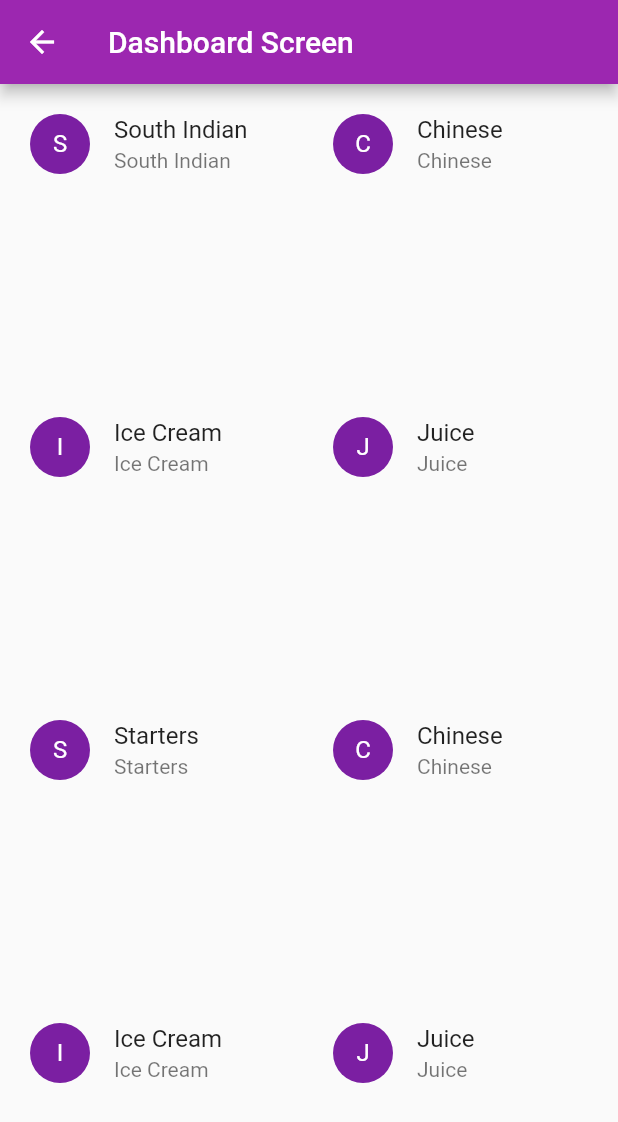
After one commit to AthiraSasitharan/Flutter_LetsBegin, a Flutter app: the DashBoardScreen screen opened directly, on a phone screen of 412 x 824 dp. The commit adds this screen. Shown: the top 1122 px of the screen. Run offline on Flutter 3.47's test engine with Material 2 defaults, Android fonts, the phone set to English and light mode, and no system bars.

Commit message:
Added functionality to launch dashboard screen from login

```diff
--- /dev/null
+++ b/lib/DashBoardScreen.dart
@@ -0,0 +1,51 @@
+import 'package:flutter/material.dart';
+import 'package:flutter_lets_begin/DataProvider.dart';
+import 'package:flutter_lets_begin/Res.dart';
+import 'package:flutter_lets_begin/models.dart';
+
+class DashBoardScreen extends StatelessWidget {
+  @override
+  Widget build(BuildContext context) {
+    return Scaffold(
+      appBar: AppBar(
+        title: Text(
+          Strings.titleDashboard,
+        ),
+      ),
+      body: createView(),
+    );
+  }
+}
+
+class createView extends StatelessWidget {
+  var list = List<MainItems>();
+
+  @override
+  Widget build(BuildContext context) {
+    list = getMainItemsList();
+    return Container(
+      padding: EdgeInsets.all(4),
+      child: GridView.builder(
+        gridDelegate: SliverGridDelegateWithFixedCrossAxisCount(
+          crossAxisCount: 2,
+        ),
+        itemBuilder: (context, index) => PlanentItem(list[index]),
+        itemCount: list.length,
+      ),
+    );
+  }
+}
+
+class PlanentItem extends StatelessWidget {
+  final MainItems item;
+
+  PlanentItem(this.item);
+
+  @override
+  Widget build(BuildContext context) {
+    return ListTile(
+        leading: CircleAvatar(child: Text(item.name[0])),
+        title: Text(item.name),
+        subtitle: Text(item.name));
+  }
+}
--- /dev/null
+++ b/lib/DataProvider.dart
@@ -0,0 +1,22 @@
+import 'package:flutter_lets_begin/models.dart';
+
+List getMainItemsList() {
+  var list = List<MainItems>();
+  MainItems message = MainItems(
+    name: "South Indian",
+  );
+  list.add(message);
+  list.add(MainItems(name: "Chinese"));
+  list.add(MainItems(name: "Ice Cream"));
+  list.add(MainItems(name: "Juice"));
+  list.add(MainItems(name: "Starters"));
+  list.add(MainItems(name: "Chinese"));
+  list.add(MainItems(name: "Ice Cream"));
+  list.add(MainItems(name: "Juice"));
+  list.add(MainItems(name: "Starters"));
+  list.add(MainItems(name: "Chinese"));
+  list.add(MainItems(name: "Ice Cream"));
+  list.add(MainItems(name: "Juice"));
+  list.add(MainItems(name: "Starters"));
+  return list;
+}
--- a/lib/LoginScreen.dart
+++ b/lib/LoginScreen.dart
@@ -1,4 +1,5 @@
 import 'package:flutter/material.dart';
+import 'package:flutter_lets_begin/DashBoardScreen.dart';
 import 'package:flutter_lets_begin/Res.dart';
 
 final formValidationKey = GlobalKey<FormState>();
@@ -87,8 +88,7 @@ class LoginPage extends State<LoginScreen> {
                       autoValidate = true;
                     });
                     if (formValidationKey.currentState.validate()) {
-                      Scaffold.of(context).showSnackBar(
-                          SnackBar(content: Text('Processing Data')));
+                      loadNext(context);
                     }
                   },
                 ),
@@ -112,3 +112,8 @@ class LoginPage extends State<LoginScreen> {
     );
   }
 }
+
+void loadNext(BuildContext context) {
+  Navigator.push(
+      context, new MaterialPageRoute(builder: (context) => DashBoardScreen()));
+}
--- a/lib/Res.dart
+++ b/lib/Res.dart
@@ -3,6 +3,9 @@ class Strings {
   static String errorMobileNumberRequired = "Please enter mobile number";
   static String errorPasswordRequired = "Please enter password";
   static String errorInvalidMobileNumber = "Please enter valid mobile number";
+
+//  title
+  static String titleDashboard = "Dashboard Screen";
 
 //  Splash Screen
   static String appName = "Lets Begin";
--- a/lib/SplashScreen.dart
+++ b/lib/SplashScreen.dart
@@ -15,17 +15,17 @@ class MyApp extends StatelessWidget {
       theme: ThemeData(
         primarySwatch: Colors.purple,
       ),
-      home: MyHomePage(),
+      home: SplashScreen(),
     );
   }
 }
 
-class MyHomePage extends StatefulWidget {
+class SplashScreen extends StatefulWidget {
   @override
-  SplashScreen createState() => new SplashScreen();
+  SplashPage createState() => new SplashPage();
 }
 
-class SplashScreen extends State<MyHomePage> {
+class SplashPage extends State<SplashScreen> {
   @override
   Widget build(BuildContext context) {
     return Scaffold(
--- /dev/null
+++ b/lib/models.dart
@@ -0,0 +1,4 @@
+class MainItems{
+final String name;
+const MainItems({this.name});
+}
```
Also changed, not shown: 1 other file.
